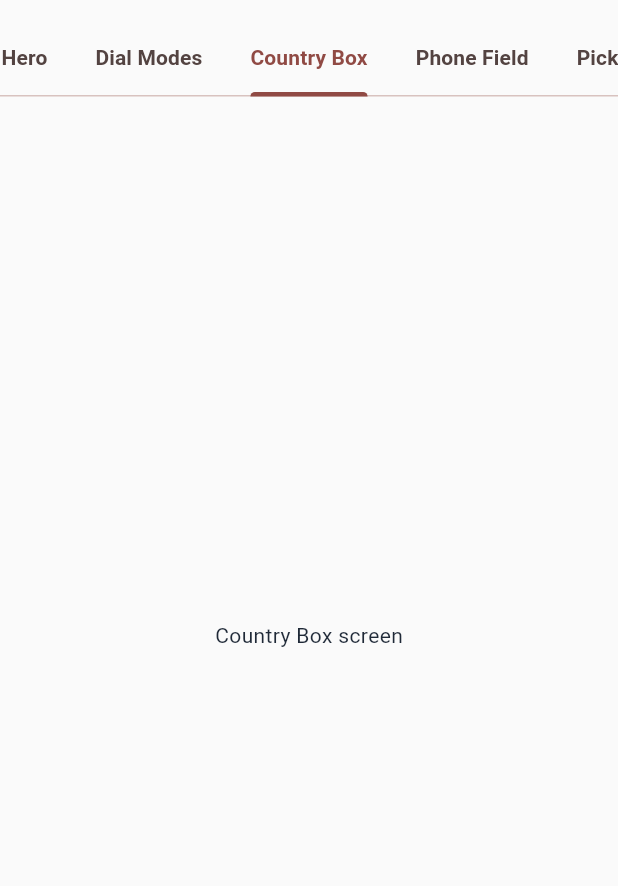
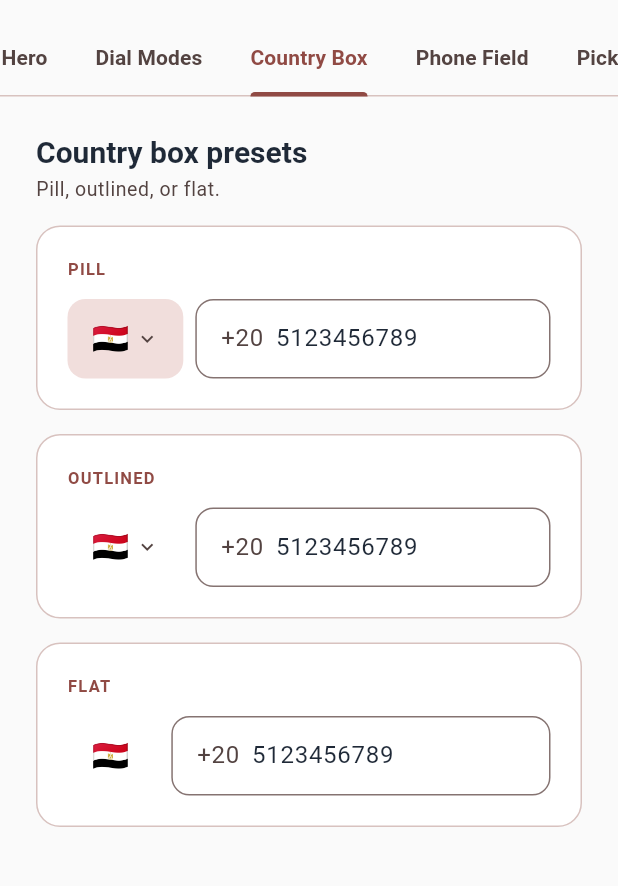
Before and after one commit to MustafaYounis27/customized_country_phone_picker, a Flutter app: the screen it shows after launch, tab 3 chosen, on a phone screen of 412 x 824 dp, the part 61-947 px from its top. Run offline on Flutter 3.47's test engine with Material 3 defaults, Android fonts, the phone set to English and light mode, and no system bars.

Commit message:
feat(example): country box presets screen

```diff
--- a/example/lib/main.dart
+++ b/example/lib/main.dart
@@ -3,6 +3,7 @@ import 'package:flutter/material.dart';
 import 'theme/app_theme.dart';
 import 'screens/hero_signup_screen.dart';
 import 'screens/dial_code_modes_screen.dart';
+import 'screens/country_box_presets_screen.dart';
 
 void main() => runApp(const ExampleApp());
 
@@ -110,7 +111,7 @@ class _RootScaffoldState extends State<RootScaffold> with TickerProviderStateMix
         children: const [
           HeroSignupScreen(),
           DialCodeModesScreen(),
-          _PlaceholderScreen(name: 'Country Box'),
+          CountryBoxPresetsScreen(),
           _PlaceholderScreen(name: 'Phone Field'),
           _PlaceholderScreen(name: 'Picker'),
           _PlaceholderScreen(name: 'Themed Search'),
--- /dev/null
+++ b/example/lib/screens/country_box_presets_screen.dart
@@ -0,0 +1,74 @@
+// example/lib/screens/country_box_presets_screen.dart
+import 'package:flutter/material.dart';
+import 'package:customized_country_phone_picker/customized_country_phone_picker.dart';
+
+import '../widgets/demo_card.dart';
+import '../widgets/section_header.dart';
+
+class CountryBoxPresetsScreen extends StatefulWidget {
+  const CountryBoxPresetsScreen({super.key});
+
+  @override
+  State<CountryBoxPresetsScreen> createState() => _CountryBoxPresetsScreenState();
+}
+
+class _CountryBoxPresetsScreenState extends State<CountryBoxPresetsScreen>
+    with AutomaticKeepAliveClientMixin {
+  final _pill = TextEditingController(text: '5123456789');
+  final _outlined = TextEditingController(text: '5123456789');
+  final _flat = TextEditingController(text: '5123456789');
+
+  @override
+  bool get wantKeepAlive => true;
+
+  @override
+  void dispose() {
+    _pill.dispose();
+    _outlined.dispose();
+    _flat.dispose();
+    super.dispose();
+  }
+
+  @override
+  Widget build(BuildContext context) {
+    super.build(context);
+    return SafeArea(
+      child: ListView(
+        padding: const EdgeInsets.all(24),
+        children: [
+          const SectionHeader(
+            title: 'Country box presets',
+            subtitle: 'Pill, outlined, or flat.',
+          ),
+          const SizedBox(height: 16),
+          DemoCard(
+            label: 'Pill',
+            child: CountryPhoneInput(
+              controller: _pill,
+              countryBoxDecoration: const CountryBoxDecoration.pill(),
+              onCountryChanged: (_) {},
+            ),
+          ),
+          const SizedBox(height: 16),
+          DemoCard(
+            label: 'Outlined',
+            child: CountryPhoneInput(
+              controller: _outlined,
+              countryBoxDecoration: const CountryBoxDecoration.outlined(),
+              onCountryChanged: (_) {},
+            ),
+          ),
+          const SizedBox(height: 16),
+          DemoCard(
+            label: 'Flat',
+            child: CountryPhoneInput(
+              controller: _flat,
+              countryBoxDecoration: const CountryBoxDecoration.flat(),
+              onCountryChanged: (_) {},
+            ),
+          ),
+        ],
+      ),
+    );
+  }
+}
```
